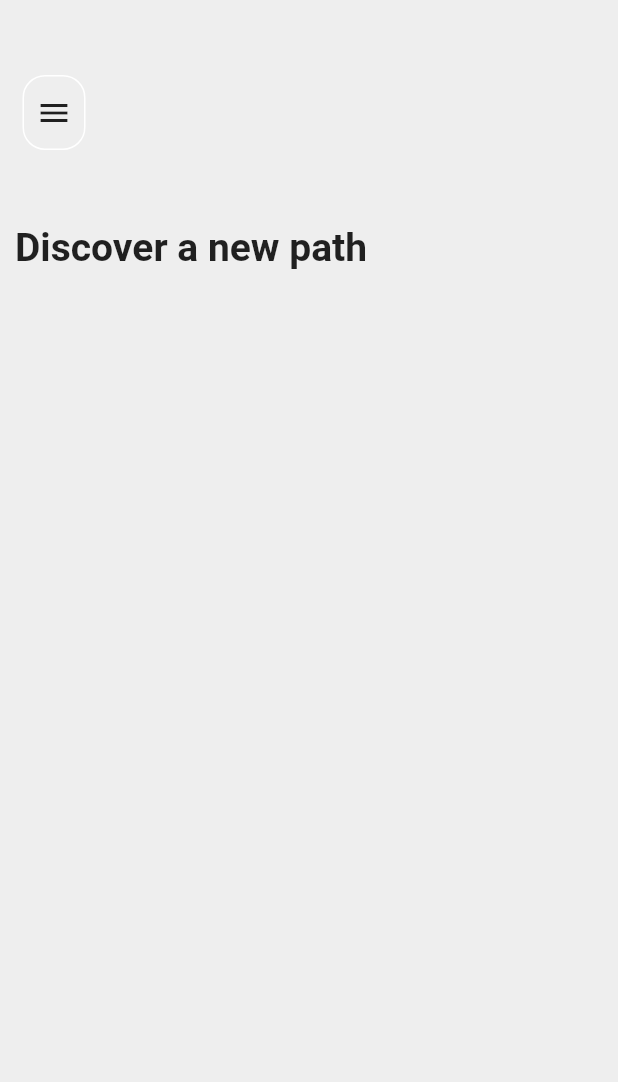
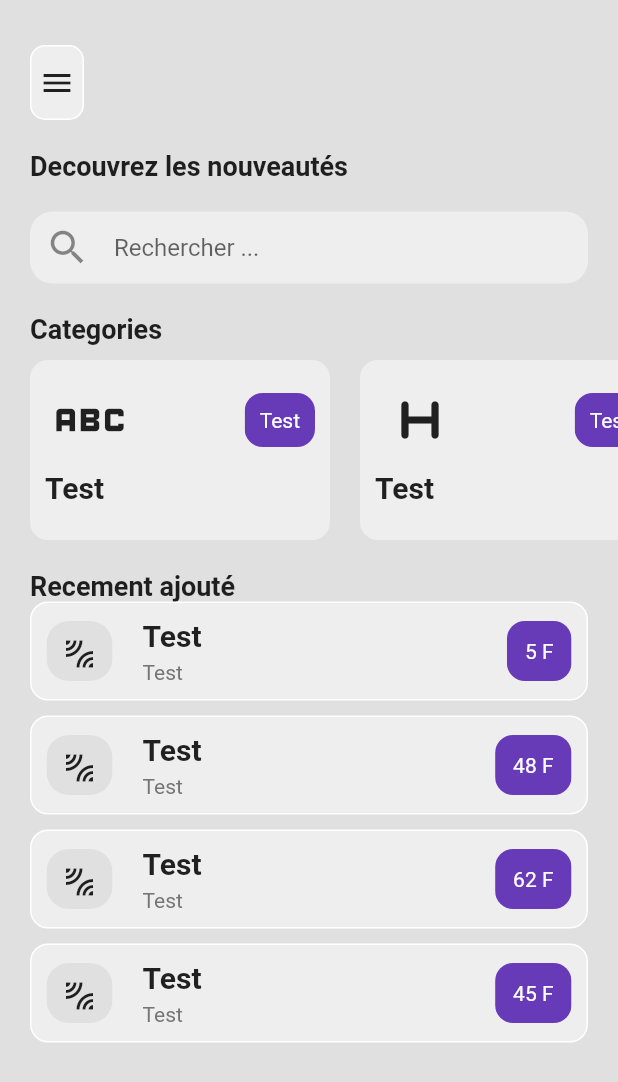
Before and after one commit to devsourcenathan/agro_learning, a Flutter app: the HomeScreen screen opened directly, on a phone screen of 412 x 824 dp. Shown: the top 1082 px of the screen. Run offline on Flutter 3.47's test engine with Material 2 defaults, Android fonts, the light colour scheme and no system bars; our stand-ins replace firebase_core, introduction_screen, shared_preferences; accounts and stored records are empty.

Commit message:
add home screen

```diff
--- a/lib/screens/home_screen.dart
+++ b/lib/screens/home_screen.dart
@@ -1,31 +1,46 @@
 // ignore_for_file: prefer_const_constructors
 
-import 'dart:html';
-
+import 'package:agro_learning/widgets/job_car.dart';
+import 'package:agro_learning/widgets/recent_job_card.dart';
 import 'package:flutter/material.dart';
 
 class HomeScreen extends StatelessWidget {
-  const HomeScreen({Key? key}) : super(key: key);
+  HomeScreen({Key? key}) : super(key: key);
+
+  final List jobs = [
+    ["Test", "Test", Icons.abc, 45],
+    ["Test", "Test", Icons.h_mobiledata_rounded, 45],
+    ["Test", "Test", Icons.javascript, 45],
+    ["Test", "Test", Icons.radar, 45],
+  ];
+
+  final List recentJobs = [
+    ["Test", "Test", Icons.abc, 05],
+    ["Test", "Test", Icons.h_mobiledata_rounded, 48],
+    ["Test", "Test", Icons.javascript, 62],
+    ["Test", "Test", Icons.radar, 45],
+  ];
 
   @override
   Widget build(BuildContext context) {
     return Scaffold(
-      backgroundColor: Colors.grey[200],
-      body: Column(
+      backgroundColor: Colors.grey[300],
+      body: SafeArea(
+        child: Column(
           crossAxisAlignment: CrossAxisAlignment.start,
           children: [
             SizedBox(
-            height: 50,
+              height: 30,
             ),
             //app bar
             Padding(
-            padding: const EdgeInsets.only(left: 15.0),
+              padding: const EdgeInsets.only(left: 20.0),
               child: Container(
                 height: 50,
-              padding: EdgeInsets.all(8),
+                padding: EdgeInsets.all(5),
                 decoration: BoxDecoration(
                   border: Border.all(color: Colors.white),
-                borderRadius: BorderRadius.circular(15),
+                  borderRadius: BorderRadius.circular(10),
                   color: Colors.grey[200],
                 ),
                 child: Icon(
@@ -35,27 +50,108 @@ class HomeScreen extends StatelessWidget {
             ),
 
             SizedBox(
-            height: 50,
+              height: 20,
             ),
 
             //discover
             Padding(
-            padding: EdgeInsets.only(left: 10.0),
+              padding: EdgeInsets.only(left: 20.0),
               child: Text(
-              "Discover a new path",
-              style: TextStyle(fontWeight: FontWeight.bold, fontSize: 26),
+                "Decouvrez les nouveautés",
+                style: TextStyle(fontWeight: FontWeight.bold, fontSize: 18),
               ),
             ),
 
             SizedBox(
-            height: 50,
+              height: 20,
             ),
             //search
+            Padding(
+              padding: const EdgeInsets.symmetric(horizontal: 20.0),
+              child: Container(
+                padding: EdgeInsets.only(left: 10),
+                decoration: BoxDecoration(
+                  color: Colors.grey[200],
+                  borderRadius: BorderRadius.circular(15),
+                ),
+                child: TextField(
+                  decoration: InputDecoration(
+                    border: InputBorder.none,
+                    hintText: "Rechercher ...",
+                    icon: Icon(
+                      Icons.search,
+                      size: 30,
+                    ),
+                  ),
+                ),
+              ),
+            ),
+
+            SizedBox(
+              height: 20,
+            ),
 
             //for you
+            Padding(
+              padding: EdgeInsets.only(left: 20.0),
+              child: Text(
+                "Categories",
+                style: TextStyle(fontWeight: FontWeight.bold, fontSize: 18),
+              ),
+            ),
+
+            SizedBox(
+              height: 10,
+            ),
+
+            Container(
+              height: 120,
+              child: Expanded(
+                child: ListView.builder(
+                  itemCount: jobs.length,
+                  scrollDirection: Axis.horizontal,
+                  itemBuilder: (context, index) {
+                    return JobCard(
+                      companyName: jobs[index][0],
+                      jobTitle: jobs[index][1],
+                      logoImagePath: jobs[index][2],
+                      hourlyRate: jobs[index][3],
+                    );
+                  },
+                ),
+              ),
+            ),
+
+            SizedBox(
+              height: 20,
+            ),
 
             //recently add
+            Padding(
+              padding: EdgeInsets.only(left: 20.0),
+              child: Text(
+                "Recement ajouté",
+                style: TextStyle(fontWeight: FontWeight.bold, fontSize: 18),
+              ),
+            ),
+
+            Expanded(
+              child: Padding(
+                padding: const EdgeInsets.symmetric(horizontal: 20.0),
+                child: ListView.builder(
+                    itemCount: recentJobs.length,
+                    itemBuilder: (context, index) {
+                      return RecentJobCard(
+                        companyName: recentJobs[index][0],
+                        jobTitle: recentJobs[index][1],
+                        logoImagePath: recentJobs[index][2],
+                        hourlyRate: recentJobs[index][3],
+                      );
+                    }),
+              ),
+            ),
           ],
+        ),
       ),
     );
   }
--- a/lib/screens/login_page.dart
+++ b/lib/screens/login_page.dart
@@ -15,7 +15,7 @@ class LoginPage extends StatelessWidget {
     Navigator.pushReplacement(
       context,
       MaterialPageRoute(
-        builder: (context) => const HomeScreen(),
+        builder: (context) => HomeScreen(),
       ),
     );
   }
@@ -24,8 +24,9 @@ class LoginPage extends StatelessWidget {
   Widget build(BuildContext context) {
     return Scaffold(
       backgroundColor: Colors.grey[300],
-      body: SafeArea(
-        child: Center(
+      body: ListView(
+        children: [
+          Center(
             child: Column(
               mainAxisAlignment: MainAxisAlignment.center,
               children: [
@@ -169,6 +170,7 @@ class LoginPage extends StatelessWidget {
               ],
             ),
           ),
+        ],
       ),
     );
   }
--- /dev/null
+++ b/lib/widgets/colors.dart
@@ -0,0 +1,3 @@
+import 'package:flutter/material.dart';
+
+const primary = Colors.deepPurple;
--- /dev/null
+++ b/lib/widgets/job_car.dart
@@ -0,0 +1,71 @@
+import 'package:flutter/material.dart';
+
+import 'package:agro_learning/widgets/colors.dart';
+
+class JobCard extends StatelessWidget {
+  final String companyName;
+  final String jobTitle;
+  final IconData logoImagePath;
+  final int hourlyRate;
+
+  const JobCard({
+    super.key,
+    required this.companyName,
+    required this.jobTitle,
+    required this.logoImagePath,
+    required this.hourlyRate,
+  });
+
+  @override
+  Widget build(BuildContext context) {
+    return Padding(
+      padding: const EdgeInsets.only(left: 20),
+      child: ClipRRect(
+        borderRadius: BorderRadius.circular(12),
+        child: Container(
+          width: 200,
+          padding: EdgeInsets.all(10),
+          color: Colors.grey[200],
+          child: Column(
+            crossAxisAlignment: CrossAxisAlignment.start,
+            mainAxisAlignment: MainAxisAlignment.spaceBetween,
+            children: [
+              Row(
+                mainAxisAlignment: MainAxisAlignment.spaceBetween,
+                children: [
+                  Container(
+                    height: 60,
+                    child: Icon(
+                      logoImagePath,
+                      size: 60,
+                    ),
+                  ),
+                  ClipRRect(
+                    borderRadius: BorderRadius.circular(12),
+                    child: Container(
+                      padding: EdgeInsets.all(10),
+                      child: Text(
+                        companyName,
+                        style: TextStyle(
+                          color: Colors.white,
+                        ),
+                      ),
+                      color: primary,
+                    ),
+                  ),
+                ],
+              ),
+              Text(
+                jobTitle,
+                style: TextStyle(fontWeight: FontWeight.bold, fontSize: 20),
+              ),
+              SizedBox(
+                height: 10,
+              ),
+            ],
+          ),
+        ),
+      ),
+    );
+  }
+}
--- /dev/null
+++ b/lib/widgets/recent_job_card.dart
@@ -0,0 +1,82 @@
+import 'package:agro_learning/widgets/colors.dart';
+import 'package:flutter/material.dart';
+
+class RecentJobCard extends StatelessWidget {
+  final String companyName;
+  final String jobTitle;
+  final IconData logoImagePath;
+  final int hourlyRate;
+
+  const RecentJobCard({
+    super.key,
+    required this.companyName,
+    required this.jobTitle,
+    required this.logoImagePath,
+    required this.hourlyRate,
+  });
+
+  @override
+  Widget build(BuildContext context) {
+    return Padding(
+      padding: const EdgeInsets.only(bottom: 10),
+      child: Container(
+        padding: EdgeInsets.all(10),
+        decoration: BoxDecoration(
+            color: Colors.grey[200],
+            border: Border.all(color: Colors.white),
+            borderRadius: BorderRadius.circular(12)),
+        child: Row(
+          mainAxisAlignment: MainAxisAlignment.spaceBetween,
+          children: [
+            Row(
+              children: [
+                ClipRRect(
+                  borderRadius: BorderRadius.circular(15),
+                  child: Container(
+                    padding: EdgeInsets.all(10),
+                    color: Colors.grey[300],
+                    height: 40,
+                    child: Icon(Icons.leak_add),
+                  ),
+                ),
+                SizedBox(
+                  width: 20,
+                ),
+                Column(
+                  crossAxisAlignment: CrossAxisAlignment.start,
+                  children: [
+                    Text(
+                      jobTitle,
+                      style:
+                          TextStyle(fontWeight: FontWeight.bold, fontSize: 20),
+                    ),
+                    SizedBox(
+                      height: 5,
+                    ),
+                    Text(
+                      companyName,
+                      style: TextStyle(color: Colors.grey[600]),
+                    ),
+                  ],
+                ),
+              ],
+            ),
+            ClipRRect(
+              borderRadius: BorderRadius.circular(12),
+              child: Container(
+                padding: EdgeInsets.all(12),
+                color: primary,
+                child: Text(
+                  hourlyRate.toString() + " F",
+                  style: TextStyle(
+                    color: Colors.white,
+                  ),
+                ),
+              ),
+            ),
+          ],
+        ),
+      ),
+    );
+  }
+}
```
Lines whose indentation alone changed are shown as unchanged.
